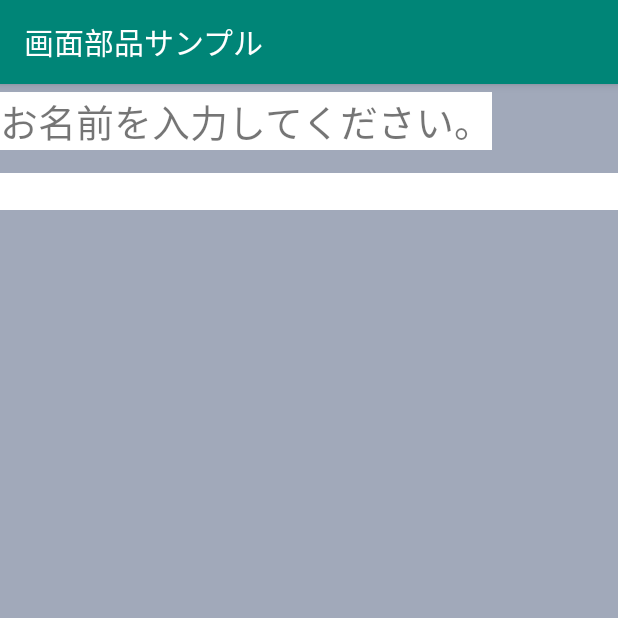
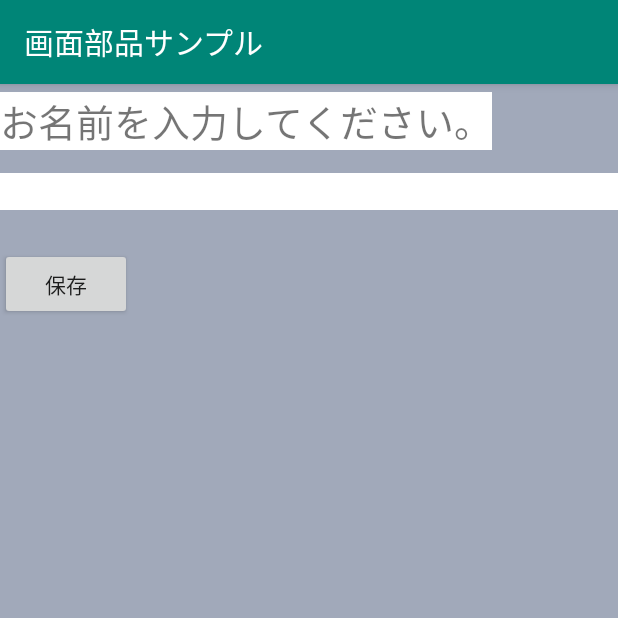
Before and after one commit to NoirTomiyama/KotlinSamples, an Android app: the screen it shows after launch (MainActivity), on a phone screen of 412 x 824 dp, the top half of it. Run offline under Robolectric (Android 15) with nearby library versions, the phone set to English and light mode, and no system bars.

Commit message:
add button

```diff
--- a/app/src/main/res/layout/activity_main.xml
+++ b/app/src/main/res/layout/activity_main.xml
@@ -24,4 +24,10 @@
         android:background="#ffffff"
         android:inputType="text" />
 
+    <Button
+        android:id="@+id/btSave"
+        android:layout_width="wrap_content"
+        android:layout_height="wrap_content"
+        android:text="@string/bt_save" />
+
 </LinearLayout>
--- a/app/src/main/res/values/strings.xml
+++ b/app/src/main/res/values/strings.xml
@@ -1,4 +1,5 @@
 <resources>
     <string name="app_name">画面部品サンプル</string>
     <string name="tv_msg">お名前を入力してください。</string>
+    <string name="bt_save">保存</string>
 </resources>
```
